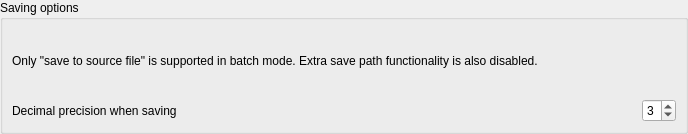
Old version of the form src/utils/widgets/otofilemultiplesavewidget.ui in the repository shine5402/KiraOtoToolbox.
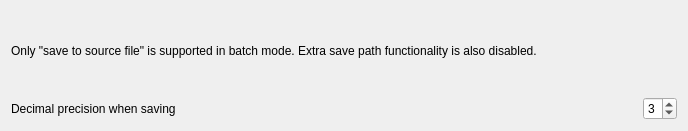
New version of the form.

Commit message: change file io widgets ui

What changed in the file:
```diff
--- a/src/utils/widgets/otofilemultiplesavewidget.ui
+++ b/src/utils/widgets/otofilemultiplesavewidget.ui
@@ -7,27 +7,9 @@
     <x>0</x>
     <y>0</y>
     <width>688</width>
-    <height>134</height>
+    <height>131</height>
    </rect>
   </property>
-  <layout class="QGridLayout" name="gridLayout">
-   <property name="leftMargin">
-    <number>0</number>
-   </property>
-   <property name="topMargin">
-    <number>0</number>
-   </property>
-   <property name="rightMargin">
-    <number>0</number>
-   </property>
-   <property name="bottomMargin">
-    <number>0</number>
-   </property>
-   <item row="0" column="0">
-    <widget class="QGroupBox" name="saveOptionGroupBox">
-     <property name="title">
-      <string>Saving options</string>
-     </property>
      <layout class="QVBoxLayout" name="verticalLayout">
       <item>
        <widget class="QLabel" name="label">
@@ -78,9 +60,6 @@
          </widget>
         </item>
        </layout>
-      </item>
-     </layout>
-    </widget>
    </item>
   </layout>
  </widget>
```
Lines whose indentation alone changed are shown as unchanged. The commit also changes 4 other files.
